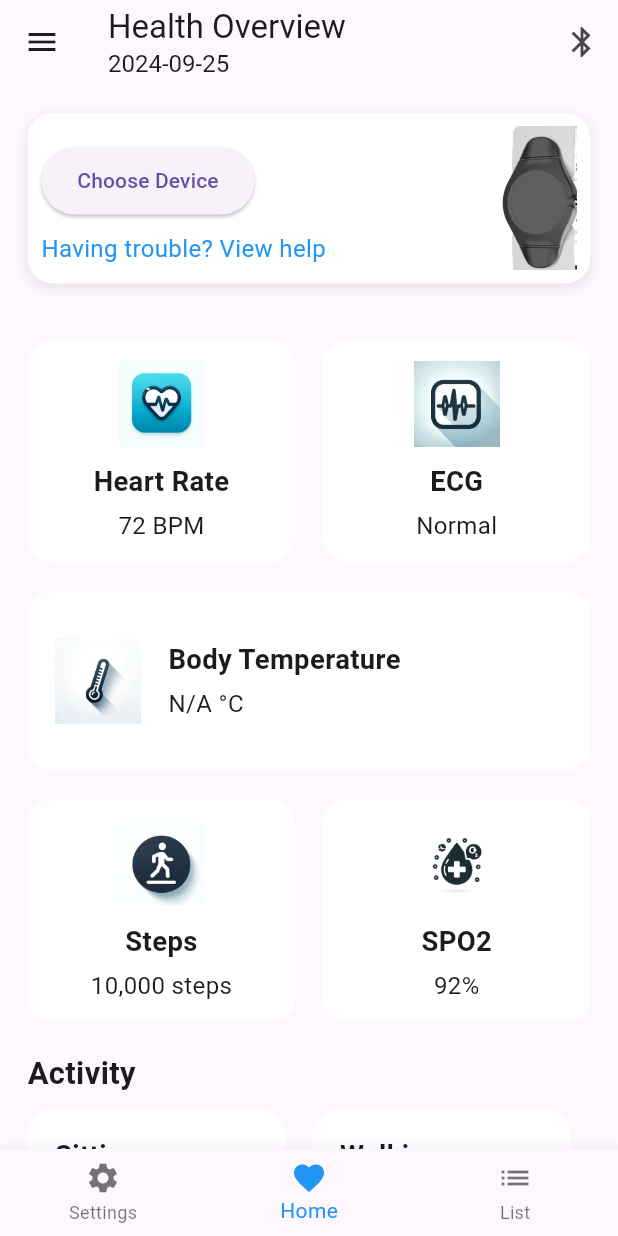
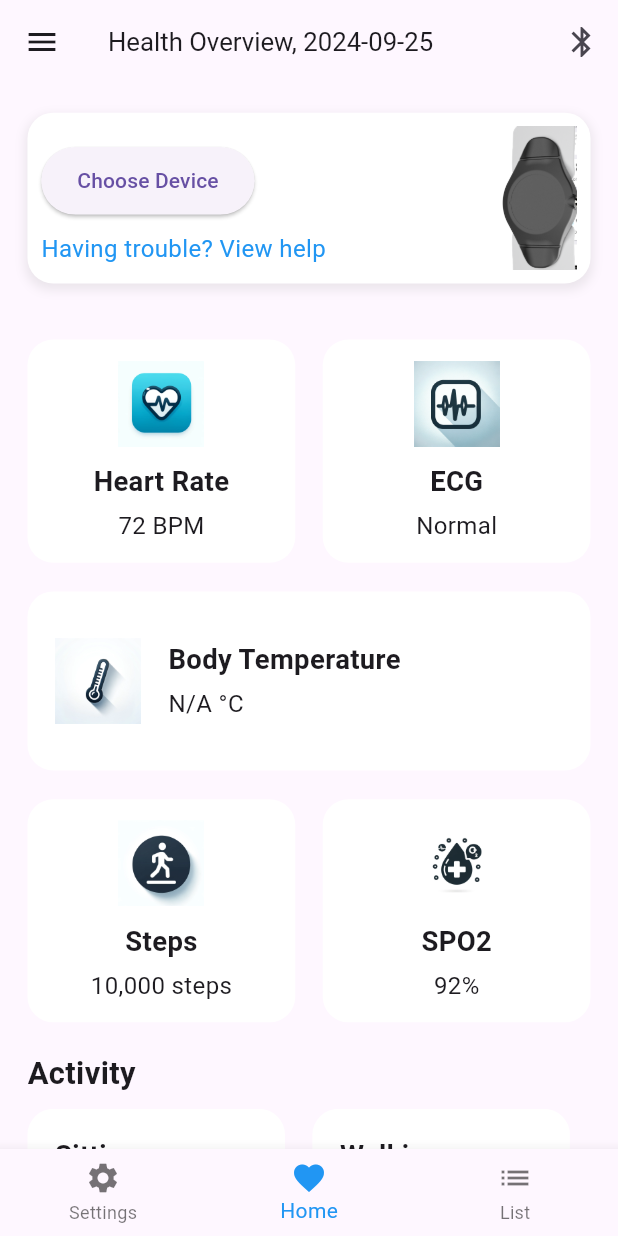
Before and after one commit to WDNUAI/vitaltracer-app, a Flutter app: the HomeScreen screen opened directly, on a phone screen of 412 x 824 dp. Run offline on Flutter 3.47's test engine with Material 3 defaults, Android fonts, the phone set to English and light mode, and no system bars; our stand-ins replace cloud_firestore, csv, firebase_auth, firebase_core, fl_chart, flutter_blue_plus and 6 more; accounts and stored records are empty; project files that could hold a hidden picture were left out.

Commit message:
Fixed appbar text for the home screen for tablets

```diff
--- a/lib/screens/home_screen.dart
+++ b/lib/screens/home_screen.dart
@@ -9,25 +9,39 @@ import 'package:flutter_screenutil/flutter_screenutil.dart';
 import 'ecg_test_graph.dart';
 import 'settings.dart';
 
+int appBarFontSize = 0;
+bool _isTablet = false;
 
 /// Main HomeScreen widget that sets up the app's structure
 class HomeScreen extends StatelessWidget {
-  const HomeScreen({super.key});
+  HomeScreen({super.key});
+
+
 
   @override
   Widget build(BuildContext context) {
+    if (MediaQuery.of(context).size.shortestSide > 600 && MediaQuery.of(context).orientation == Orientation.landscape) {
+      _isTablet = true;
+      appBarFontSize = 7;
+    } else {
+      _isTablet = false;
+      appBarFontSize = 15;
+    }
     return Scaffold(
       // App bar configuration
       appBar: AppBar(
         title: Column(
           crossAxisAlignment: CrossAxisAlignment.start,
           children: [
-            Text('Health Overview'),
+            Row( children: [
+            Text('Health Overview, ',
+          style: TextStyle(fontSize: appBarFontSize.w, fontWeight: FontWeight.normal) ),
             // Display current date
             Text(
               DateTime.now().toString().split(' ')[0],
-              style: TextStyle(fontSize: 14.sp, fontWeight: FontWeight.normal),
+              style: TextStyle(fontSize: appBarFontSize.w, fontWeight: FontWeight.normal),
             ),
+            ],)
           ],
         ),
         // Hamburger menu in the leading position
@@ -108,7 +122,6 @@ class _HomeScreenContentState extends State<HomeScreenContent> {
 
   // Define a constant neutral background color for all tiles
   final Color tileBgColor = Colors.white;
-  bool _isTablet = false;
 
   @override
   void initState() {
@@ -150,11 +163,6 @@ void _startTimer() {
 
   @override
   Widget build(BuildContext context) {
-    if (MediaQuery.of(context).size.shortestSide > 600 && MediaQuery.of(context).orientation == Orientation.landscape) {
-      _isTablet = true;
-    } else {
-      _isTablet = false;
-    }
     if (_isTablet) {
       return tabletContent();
     } else {
```
